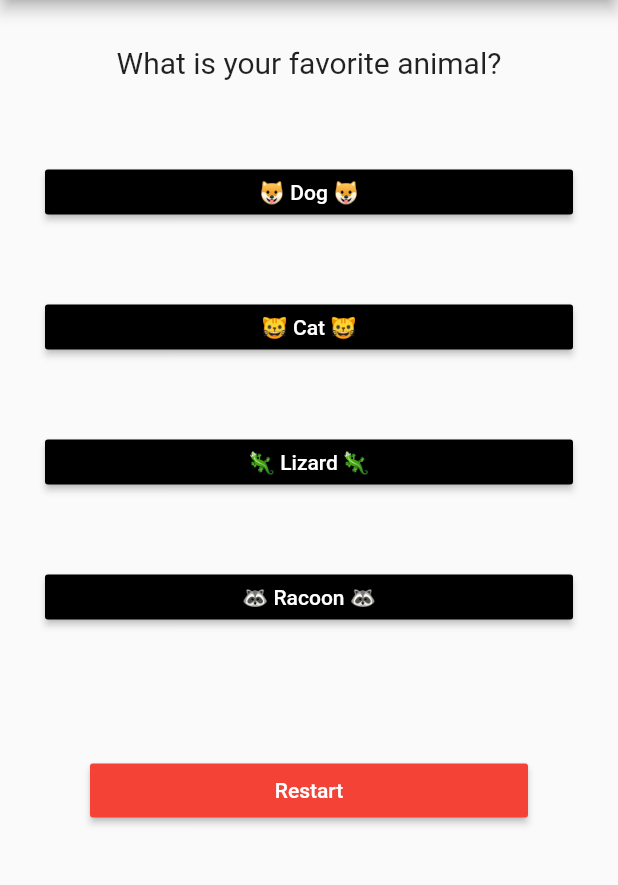
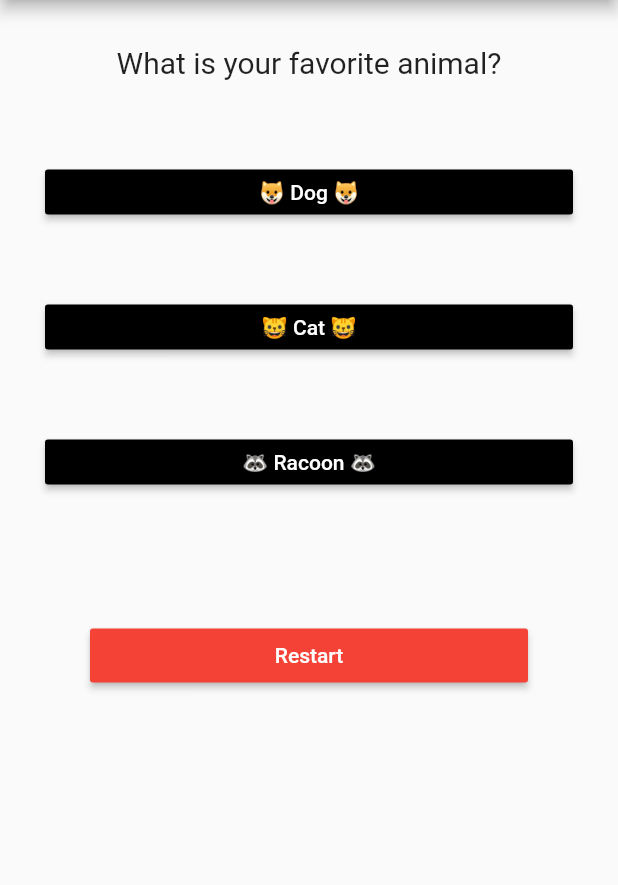
Before and after one commit to gleich/QuizApp, a Flutter app: the screen it shows after launch, after a tap on "🔴 Red 🔴", on a phone screen of 412 x 824 dp, the part 84-969 px from its top. Run offline on Flutter 3.47's test engine with Material 2 defaults, Android fonts, the phone set to English and light mode, and no system bars.

Commit message:
Remove lizard answer from question 2

```diff
--- a/lib/main.dart
+++ b/lib/main.dart
@@ -31,7 +31,7 @@ class _MyAppState extends State<MyApp> {
       },
       {
         "question": "What is your favorite animal?",
-        "answers": ["🐶 Dog 🐶", "😺 Cat 😺", "🦎 Lizard 🦎", "🦝 Racoon 🦝"]
+        "answers": ["🐶 Dog 🐶", "😺 Cat 😺", "🦝 Racoon 🦝"]
       }
     ];
     return MaterialApp(
```
